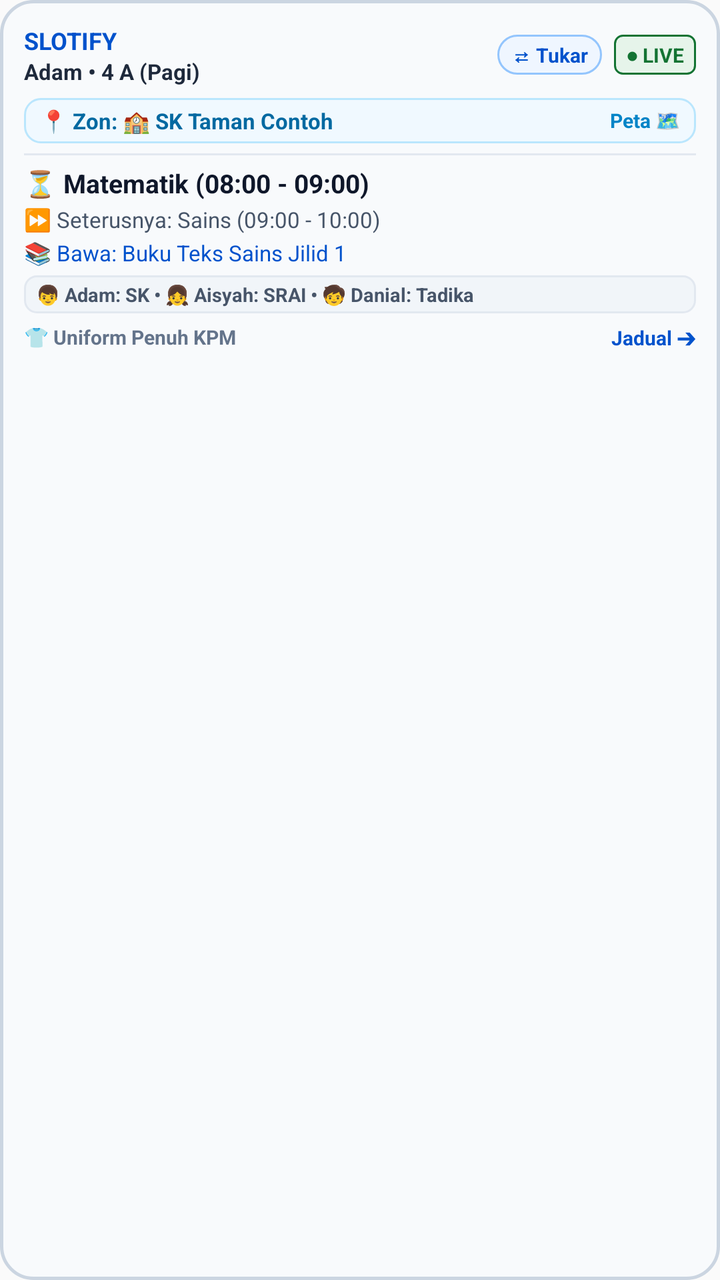
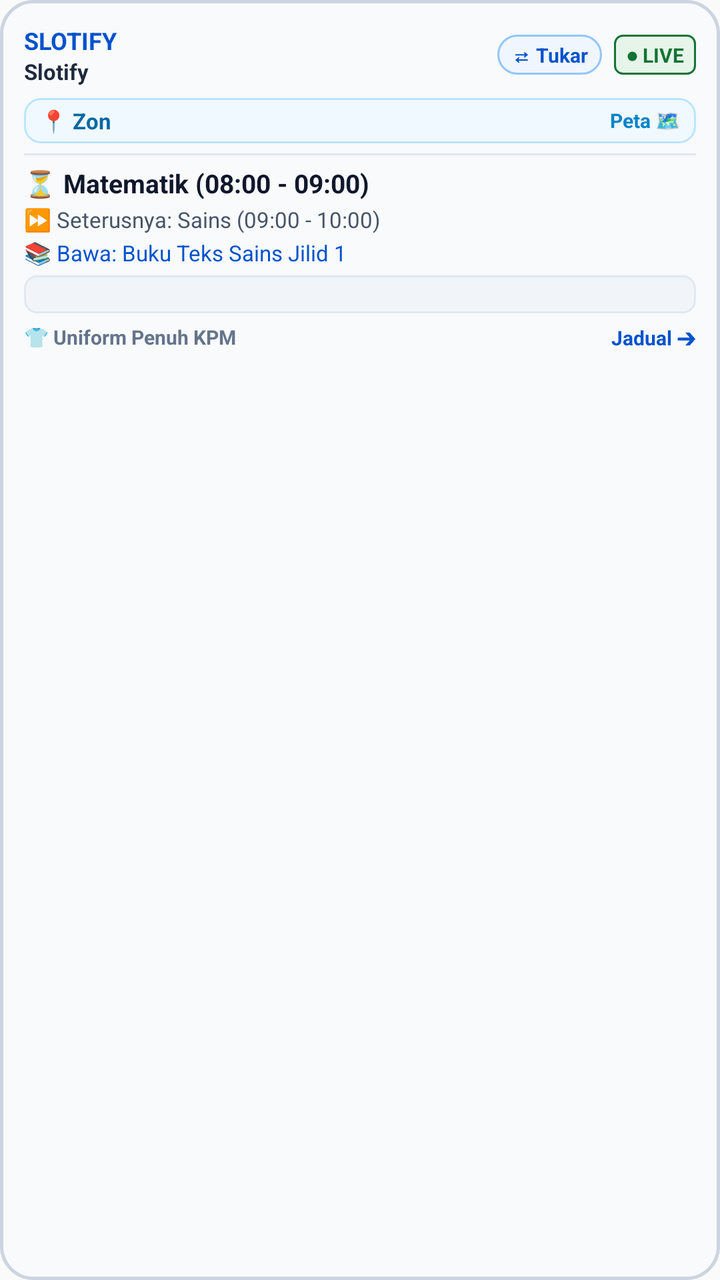

Screens rendered from an Android XML layout before and after an edit, with the pre-edit source and the edit as a unified diff.
<!-- AndroidManifest.xml: application theme Theme.Slotify -->
<!-- res/layout/widget_slotify_class.xml -->
<?xml version="1.0" encoding="utf-8"?>
<LinearLayout xmlns:android="http://schemas.android.com/apk/res/android"
    android:id="@+id/widget_root"
    android:layout_width="match_parent"
    android:layout_height="match_parent"
    android:background="@drawable/bg_widget_card"
    android:orientation="vertical"
    android:padding="12dp">

    
    <LinearLayout
        android:layout_width="match_parent"
        android:layout_height="wrap_content"
        android:gravity="center_vertical"
        android:orientation="horizontal">

        <LinearLayout
            android:id="@+id/widget_child_header_container"
            android:layout_width="0dp"
            android:layout_height="wrap_content"
            android:layout_weight="1"
            android:clickable="true"
            android:focusable="true"
            android:orientation="vertical">

            <TextView
                android:id="@+id/widget_app_title"
                android:layout_width="wrap_content"
                android:layout_height="wrap_content"
                android:text="SLOTIFY"
                android:textColor="#0052CC"
                android:textSize="12sp"
                android:textStyle="bold" />

            <TextView
                android:id="@+id/widget_child_name"
                android:layout_width="wrap_content"
                android:layout_height="wrap_content"
                android:text="Adam • 4 A (Pagi)"
                android:textColor="#1E293B"
                android:textSize="11sp"
                android:textStyle="bold" />
        </LinearLayout>

        
        <TextView
            android:id="@+id/widget_switch_child_btn"
            android:layout_width="wrap_content"
            android:layout_height="wrap_content"
            android:layout_marginEnd="6dp"
            android:background="@drawable/bg_widget_switch"
            android:clickable="true"
            android:focusable="true"
            android:paddingHorizontal="7dp"
            android:paddingVertical="3dp"
            android:text="⇄ Tukar"
            android:textColor="#0052CC"
            android:textSize="10sp"
            android:textStyle="bold" />

        <TextView
            android:id="@+id/widget_live_badge"
            android:layout_width="wrap_content"
            android:layout_height="wrap_content"
            android:background="@drawable/bg_widget_live"
            android:paddingHorizontal="6dp"
            android:paddingVertical="3dp"
            android:text="● LIVE"
            android:textColor="#137333"
            android:textSize="10sp"
            android:textStyle="bold" />
    </LinearLayout>

    
    <LinearLayout
        android:id="@+id/widget_zone_container"
        android:layout_width="match_parent"
        android:layout_height="wrap_content"
        android:layout_marginTop="6dp"
        android:background="@drawable/bg_widget_zone"
        android:clickable="true"
        android:focusable="true"
        android:gravity="center_vertical"
        android:orientation="horizontal"
        android:paddingHorizontal="8dp"
        android:paddingVertical="4dp">

        <TextView
            android:id="@+id/widget_zone_text"
            android:layout_width="0dp"
            android:layout_height="wrap_content"
            android:layout_weight="1"
            android:ellipsize="end"
            android:maxLines="1"
            android:text="📍 Zon: 🏫 SK Taman Contoh"
            android:textColor="#0369A1"
            android:textSize="11sp"
            android:textStyle="bold" />

        <TextView
            android:id="@+id/widget_zone_btn"
            android:layout_width="wrap_content"
            android:layout_height="wrap_content"
            android:text="Peta 🗺️"
            android:textColor="#0284C7"
            android:textSize="10sp"
            android:textStyle="bold" />
    </LinearLayout>

    <View
        android:layout_width="match_parent"
        android:layout_height="1dp"
        android:layout_marginVertical="5dp"
        android:background="#E2E8F0" />

    
    <TextView
        android:id="@+id/widget_current_class"
        android:layout_width="match_parent"
        android:layout_height="wrap_content"
        android:text="⏳ Matematik (08:00 - 09:00)"
        android:textColor="#0F172A"
        android:textSize="13sp"
        android:textStyle="bold" />

    
    <TextView
        android:id="@+id/widget_next_class"
        android:layout_width="match_parent"
        android:layout_height="wrap_content"
        android:layout_marginTop="2dp"
        android:text="⏩ Seterusnya: Sains (09:00 - 10:00)"
        android:textColor="#475569"
        android:textSize="11sp" />

    
    <TextView
        android:id="@+id/widget_books"
        android:layout_width="match_parent"
        android:layout_height="wrap_content"
        android:layout_marginTop="2dp"
        android:text="📚 Bawa: Buku Teks Sains Jilid 1"
        android:textColor="#0052CC"
        android:textSize="11sp" />

    
    <TextView
        android:id="@+id/widget_siblings_status"
        android:layout_width="match_parent"
        android:layout_height="wrap_content"
        android:layout_marginTop="4dp"
        android:background="@drawable/bg_widget_siblings"
        android:ellipsize="end"
        android:maxLines="1"
        android:paddingHorizontal="6dp"
        android:paddingVertical="3dp"
        android:text="👦 Adam: SK • 👧 Aisyah: SRAI • 🧒 Danial: Tadika"
        android:textColor="#475569"
        android:textSize="9.5sp"
        android:textStyle="bold" />

    
    <LinearLayout
        android:layout_width="match_parent"
        android:layout_height="wrap_content"
        android:layout_marginTop="5dp"
        android:gravity="center_vertical"
        android:orientation="horizontal">

        <TextView
            android:id="@+id/widget_attire"
            android:layout_width="0dp"
            android:layout_height="wrap_content"
            android:layout_weight="1"
            android:text="👕 Uniform Penuh KPM"
            android:textColor="#64748B"
            android:textSize="10sp"
            android:textStyle="bold" />

        <TextView
            android:id="@+id/widget_open_action"
            android:layout_width="wrap_content"
            android:layout_height="wrap_content"
            android:text="Jadual ➔"
            android:textColor="#0052CC"
            android:textSize="10sp"
            android:textStyle="bold" />
    </LinearLayout>

</LinearLayout>
<!-- resources referenced by this layout -->
<resources>
  <!-- drawable bg_widget_card (drawable) -->
  <?xml version="1.0" encoding="utf-8"?>
  <shape xmlns:android="http://schemas.android.com/apk/res/android"
      android:shape="rectangle">
      <solid android:color="#F8FAFC" />
      <corners android:radius="16dp" />
      <stroke android:width="1.5dp" android:color="#CBD5E1" />
  </shape>
  <!-- drawable bg_widget_live (drawable) -->
  <?xml version="1.0" encoding="utf-8"?>
  <shape xmlns:android="http://schemas.android.com/apk/res/android"
      android:shape="rectangle">
      <solid android:color="#E6F4EA" />
      <corners android:radius="4dp" />
      <stroke android:width="1dp" android:color="#137333" />
  </shape>
  <!-- drawable bg_widget_siblings (drawable) -->
  <?xml version="1.0" encoding="utf-8"?>
  <shape xmlns:android="http://schemas.android.com/apk/res/android"
      android:shape="rectangle">
      <solid android:color="#F1F5F9" />
      <corners android:radius="6dp" />
      <stroke android:width="1dp" android:color="#E2E8F0" />
  </shape>
  <!-- drawable bg_widget_switch (drawable) -->
  <?xml version="1.0" encoding="utf-8"?>
  <shape xmlns:android="http://schemas.android.com/apk/res/android"
      android:shape="rectangle">
      <solid android:color="#EFF6FF" />
      <corners android:radius="12dp" />
      <stroke android:width="1dp" android:color="#93C5FD" />
  </shape>
  <!-- drawable bg_widget_zone (drawable) -->
  <?xml version="1.0" encoding="utf-8"?>
  <shape xmlns:android="http://schemas.android.com/apk/res/android"
      android:shape="rectangle">
      <solid android:color="#F0F9FF" />
      <corners android:radius="8dp" />
      <stroke android:width="1dp" android:color="#BAE6FD" />
  </shape>
  <style name="Theme.Slotify" parent="android:Theme.Material.Light.NoActionBar">
          <item name="android:statusBarColor">#EDF2F7</item>
          <item name="android:navigationBarColor">#EDF2F7</item>
          <item name="android:windowLightStatusBar">true</item>
      </style>
</resources>

<!-- the commit's change to res/layout/widget_slotify_class.xml (unified diff, before → after) -->
@@ -36,7 +36,7 @@
                 android:id="@+id/widget_child_name"
                 android:layout_width="wrap_content"
                 android:layout_height="wrap_content"
-                android:text="Adam • 4 A (Pagi)"
+                android:text="Slotify"
                 android:textColor="#1E293B"
                 android:textSize="11sp"
                 android:textStyle="bold" />
@@ -92,7 +92,7 @@
             android:layout_weight="1"
             android:ellipsize="end"
             android:maxLines="1"
-            android:text="📍 Zon: 🏫 SK Taman Contoh"
+            android:text="📍 Zon"
             android:textColor="#0369A1"
             android:textSize="11sp"
             android:textStyle="bold" />
@@ -107,7 +107,7 @@
             android:textStyle="bold" />
     </LinearLayout>
 
-    <View
+    <FrameLayout
         android:layout_width="match_parent"
         android:layout_height="1dp"
         android:layout_marginVertical="5dp"
@@ -154,7 +154,7 @@
         android:maxLines="1"
         android:paddingHorizontal="6dp"
         android:paddingVertical="3dp"
-        android:text="👦 Adam: SK • 👧 Aisyah: SRAI • 🧒 Danial: Tadika"
+        android:text=""
         android:textColor="#475569"
         android:textSize="9.5sp"
         android:textStyle="bold" />
